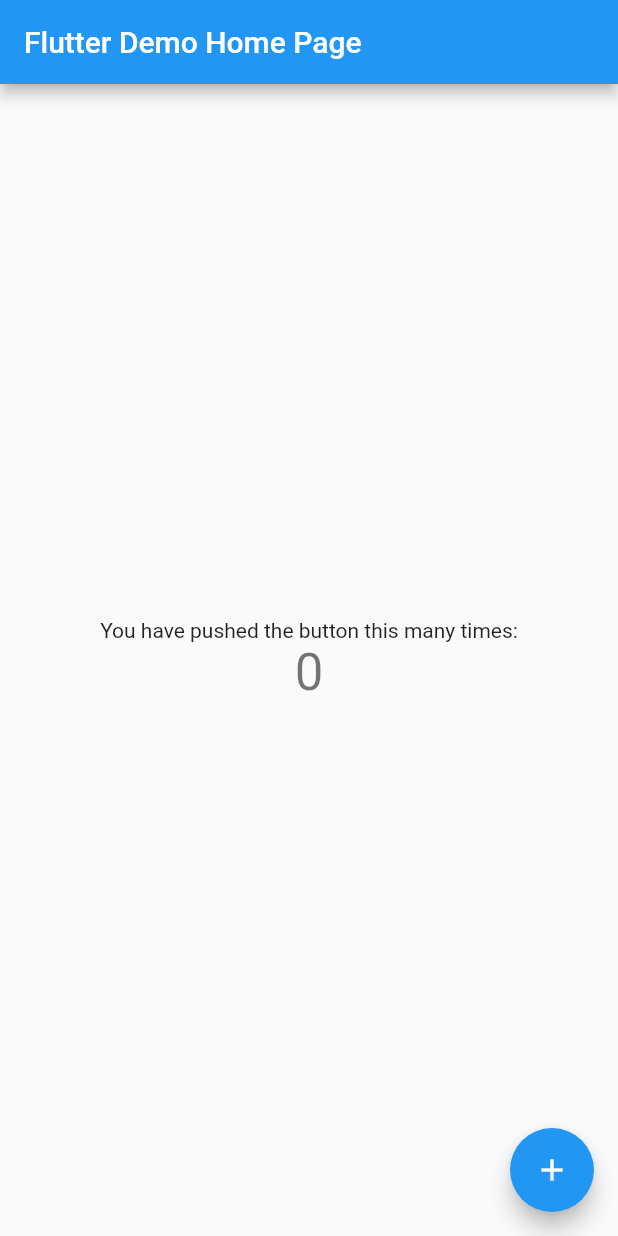
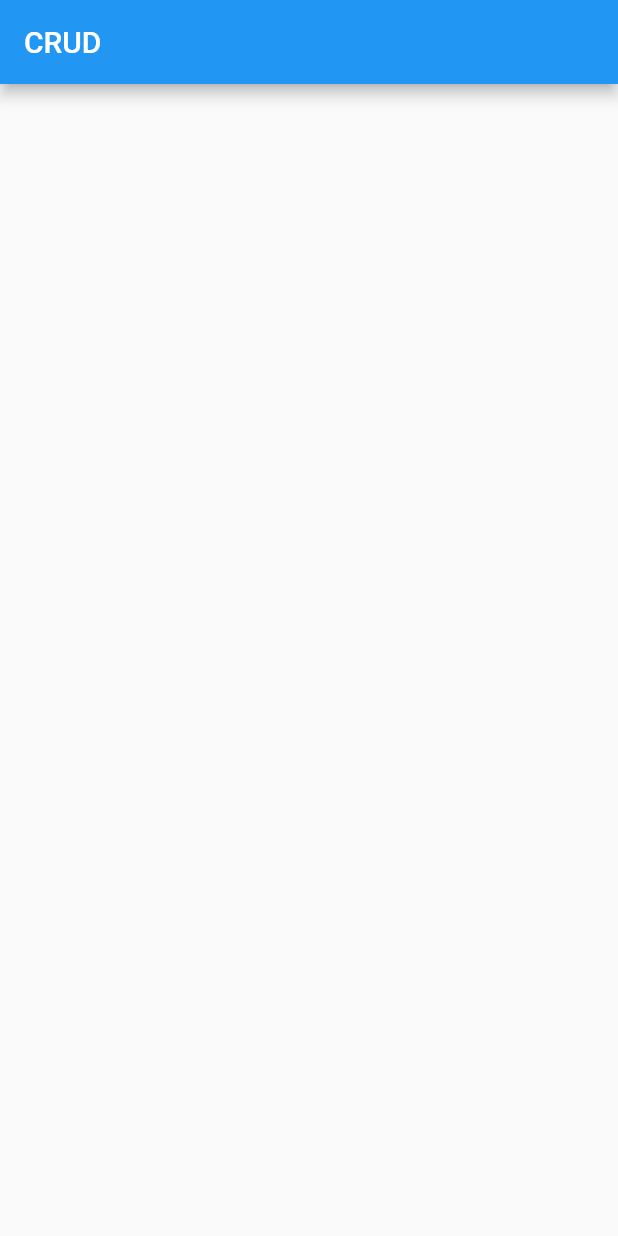
Before and after one commit to conrad96/crud_flutter_app, a Flutter app: the screen it shows after launch, on a phone screen of 412 x 824 dp. Run offline on Flutter 3.47's test engine with Material 2 defaults, Android fonts, the phone set to English and light mode, and no system bars.

Commit message:
skeleton dcode for the app

```diff
--- a/lib/main.dart
+++ b/lib/main.dart
@@ -1,109 +1,19 @@
 import 'package:flutter/material.dart';
+import "src/layout.dart";
 
-void main() => runApp(new MyApp());
+void main() => runApp(new CrudApp());
 
-class MyApp extends StatelessWidget {
-  // This widget is the root of your application.
-  @override
-  Widget build(BuildContext context) {
-    return new MaterialApp(
-      title: 'Flutter Demo',
-      theme: new ThemeData(
-        // This is the theme of your application.
-        //
-        // Try running your application with "flutter run". You'll see the
-        // application has a blue toolbar. Then, without quitting the app, try
-        // changing the primarySwatch below to Colors.green and then invoke
-        // "hot reload" (press "r" in the console where you ran "flutter run",
-        // or press Run > Flutter Hot Reload in IntelliJ). Notice that the
-        // counter didn't reset back to zero; the application is not restarted.
-        primarySwatch: Colors.blue,
+class CrudApp extends StatelessWidget
+{
+  Widget build(context)
+  {
+    return MaterialApp(
+      home: Scaffold(
+        appBar: AppBar(
+          title: Text("CRUD")
+        ),
+         body: Layout()
       ),
-      home: new MyHomePage(title: 'Flutter Demo Home Page'),
     );
   }
 }
-
-class MyHomePage extends StatefulWidget {
-  MyHomePage({Key key, this.title}) : super(key: key);
-
-  // This widget is the home page of your application. It is stateful, meaning
-  // that it has a State object (defined below) that contains fields that affect
-  // how it looks.
-
-  // This class is the configuration for the state. It holds the values (in this
-  // case the title) provided by the parent (in this case the App widget) and
-  // used by the build method of the State. Fields in a Widget subclass are
-  // always marked "final".
-
-  final String title;
-
-  @override
-  _MyHomePageState createState() => new _MyHomePageState();
-}
-
-class _MyHomePageState extends State<MyHomePage> {
-  int _counter = 0;
-
-  void _incrementCounter() {
-    setState(() {
-      // This call to setState tells the Flutter framework that something has
-      // changed in this State, which causes it to rerun the build method below
-      // so that the display can reflect the updated values. If we changed
-      // _counter without calling setState(), then the build method would not be
-      // called again, and so nothing would appear to happen.
-      _counter++;
-    });
-  }
-
-  @override
-  Widget build(BuildContext context) {
-    // This method is rerun every time setState is called, for instance as done
-    // by the _incrementCounter method above.
-    //
-    // The Flutter framework has been optimized to make rerunning build methods
-    // fast, so that you can just rebuild anything that needs updating rather
-    // than having to individually change instances of widgets.
-    return new Scaffold(
-      appBar: new AppBar(
-        // Here we take the value from the MyHomePage object that was created by
-        // the App.build method, and use it to set our appbar title.
-        title: new Text(widget.title),
-      ),
-      body: new Center(
-        // Center is a layout widget. It takes a single child and positions it
-        // in the middle of the parent.
-        child: new Column(
-          // Column is also layout widget. It takes a list of children and
-          // arranges them vertically. By default, it sizes itself to fit its
-          // children horizontally, and tries to be as tall as its parent.
-          //
-          // Invoke "debug paint" (press "p" in the console where you ran
-          // "flutter run", or select "Toggle Debug Paint" from the Flutter tool
-          // window in IntelliJ) to see the wireframe for each widget.
-          //
-          // Column has various properties to control how it sizes itself and
-          // how it positions its children. Here we use mainAxisAlignment to
-          // center the children vertically; the main axis here is the vertical
-          // axis because Columns are vertical (the cross axis would be
-          // horizontal).
-          mainAxisAlignment: MainAxisAlignment.center,
-          children: <Widget>[
-            new Text(
-              'You have pushed the button this many times:',
-            ),
-            new Text(
-              '$_counter',
-              style: Theme.of(context).textTheme.display1,
-            ),
-          ],
-        ),
-      ),
-      floatingActionButton: new FloatingActionButton(
-        onPressed: _incrementCounter,
-        tooltip: 'Increment',
-        child: new Icon(Icons.add),
-      ), // This trailing comma makes auto-formatting nicer for build methods.
-    );
-  }
-}
--- /dev/null
+++ b/lib/src/layout.dart
@@ -0,0 +1,16 @@
+import "package:flutter/material.dart";
+
+class Layout extends StatefulWidget
+{
+  createState()
+  {
+    return new LayoutState();
+  }
+}
+class LayoutState extends State<Layout>
+{
+  Widget build(context)
+  {
+
+  }
+}
```
Also changed, not shown: 4 other files.
